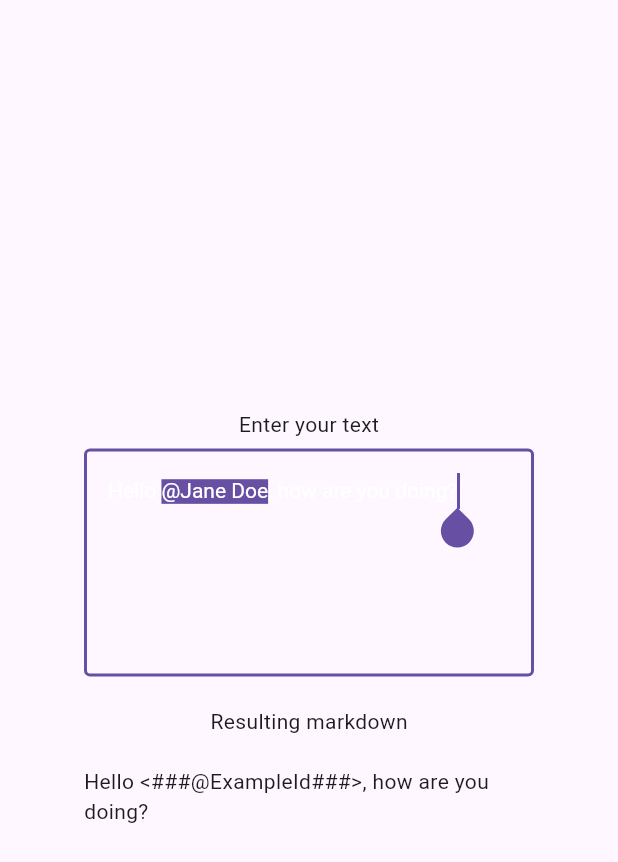
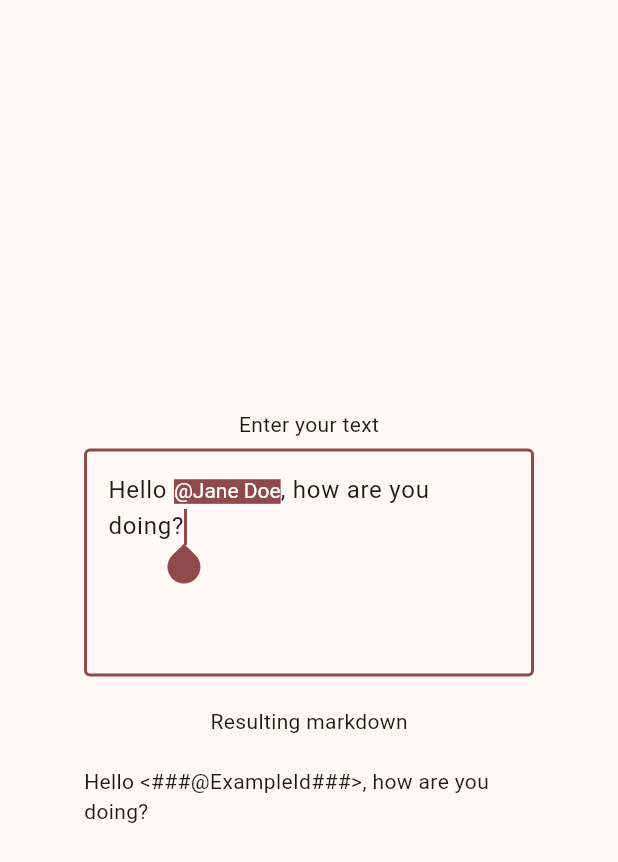
Before and after one commit to ApparyllisOrg/simply_mentions, a Flutter app: the screen it shows after launch, on a phone screen of 412 x 824 dp. Shown: the top 862 px of the screen. Run offline on Flutter 3.47's test engine with Material 2 defaults, Android fonts, the phone set to English and light mode, and no system bars; drawn by our look-alikes of flutter_markdown; our stand-ins replace diacritic; missing offline and left inert: diff_match_patch, flutter_portal, markdown, mock_data.

Commit message:
requirements for the text styles are removed

```diff
--- a/example/lib/main.dart
+++ b/example/lib/main.dart
@@ -37,8 +37,12 @@ class SimplyMentionsExample extends StatelessWidget {
     return MaterialApp(
       debugShowCheckedModeBanner: false,
       title: 'Simply Mentions Example',
-      theme: ThemeData.light(
+      theme: ThemeData(
         useMaterial3: true,
+        colorScheme: ColorScheme.fromSeed(
+          seedColor: const Color.fromARGB(255, 114, 67, 67),
+          brightness: Brightness.light,
+        ),
       ),
       darkTheme: ThemeData(
         useMaterial3: true,
@@ -47,6 +51,8 @@ class SimplyMentionsExample extends StatelessWidget {
           brightness: Brightness.dark,
         ),
       ),
+      // Theme mode system by default
+      // themeMode: ThemeMode.system,
       home: const ExamplePage(),
     );
   }
@@ -77,14 +83,17 @@ class _ExamplePageState extends State<ExamplePage> {
       // the [MentionTextEditingController.onSuggestionChanged].
       _mentionTextEditingController = MentionTextEditingController(
         mentionSyntaxes: [DocumentMentionEditableSyntax()],
-        mentionBgColor: theme.colorScheme.primary,
-        mentionTextColor: theme.colorScheme.onPrimary,
+        // mentionBgColor: theme.colorScheme.primary,
+        // mentionTextColor: theme.colorScheme.onPrimary,
 
-        /// Pass fixed style
-        runTextStyle: const TextStyle(color: Colors.white),
+        /// Pass fixed text style
+        // runTextStyle: const TextStyle(color: Colors.white),
 
-        /// Pass fixed style
-        mentionTextStyle: const TextStyle(),
+        /// Pass fixed text style
+        mentionTextStyle: TextStyle(
+          backgroundColor: theme.colorScheme.primary,
+          color: theme.colorScheme.onPrimary,
+        ),
         onSuggestionChanged: onSuggestionChanged,
         idToMentionObject: (context, id) =>
             documentMentions.firstWhere((element) => element.id == id),
@@ -126,13 +135,14 @@ class _ExamplePageState extends State<ExamplePage> {
 
     final possibleMentions = <Widget>[];
 
-    /// Remove diacritics and lowercase the search string so matches are easier found
+    /// Remove diacritics and lowercase the search string so matches
+    /// are easier found
     final safeSearch = removeDiacritics(
       _mentionTextEditingController!.getSearchText(),
     );
 
-    for (var element in documentMentions) {
-      final safeName = removeDiacritics(element.displayName.toLowerCase());
+    for (var mention in documentMentions) {
+      final safeName = removeDiacritics(mention.displayName.toLowerCase());
 
       if (safeName.contains(safeSearch)) {
         possibleMentions.add(
@@ -141,18 +151,18 @@ class _ExamplePageState extends State<ExamplePage> {
             child: Ink(
               child: InkWell(
                 // Tell the mention controller to insert the mention
-                onTap: () => onMentionSelected(element),
+                onTap: () => onMentionSelected(mention),
                 splashColor: Theme.of(context).highlightColor,
                 child: Row(
                   children: [
-                    if (element.avatarUrl != null)
+                    if (mention.avatarUrl != null)
                       Image.network(
-                        element.avatarUrl!,
+                        mention.avatarUrl!,
                         width: 25,
                         height: 25,
                       ),
                     const SizedBox(width: 6),
-                    Text(element.displayName),
+                    Text(mention.displayName),
                   ],
                 ),
               ),
@@ -235,7 +245,6 @@ class _ExamplePageState extends State<ExamplePage> {
                   softLineBreak: true,
                   builders: {
                     'docMention': DocumentMentionBuilder(
-                      context: context,
                       (pressedMentionId) {
                         // Do what you want to do when you pressed on a member
                       },
--- a/example/lib/types/mentions.dart
+++ b/example/lib/types/mentions.dart
@@ -31,9 +31,7 @@ class DocumentMentionEditableSyntax extends MentionSyntax {
 
 // Mention building for displaying in markdown
 class DocumentMentionBuilder extends MarkdownMentionBuilder {
-  DocumentMentionBuilder(super.onPressed, {required this.context});
-
-  final BuildContext context;
+  DocumentMentionBuilder(super.onPressed);
 
   @override
   Widget createWidget(md.Element element, TextStyle? preferredStyle) {
@@ -48,8 +46,11 @@ class DocumentMentionBuilder extends MarkdownMentionBuilder {
       return RichText(text: TextSpan(text: mentionedId));
     }
 
+    final name = documentMentions[mentionIndex].displayName;
+
+    return Builder(
+      builder: (context) {
         final theme = Theme.of(context);
-    final name = documentMentions[mentionIndex].displayName;
 
         return RichText(
           text: TextSpan(
@@ -81,4 +82,6 @@ class DocumentMentionBuilder extends MarkdownMentionBuilder {
           ),
         );
       }
+    );
   }
+}
--- a/lib/text/mention_text_editing_controller.dart
+++ b/lib/text/mention_text_editing_controller.dart
@@ -30,10 +30,10 @@ class MentionTextEditingController extends TextEditingController {
     this.controllerToCopyTo,
     required this.mentionSyntaxes,
     this.onSuggestionChanged,
-    required this.mentionBgColor,
-    required this.mentionTextColor,
-    required this.mentionTextStyle,
-    required this.runTextStyle,
+    this.mentionBgColor,
+    this.mentionTextColor,
+    this.mentionTextStyle,
+    this.runTextStyle,
     required this.idToMentionObject,
     super.text,
   }) {
@@ -142,12 +142,13 @@ class MentionTextEditingController extends TextEditingController {
   }
 
   TextSpan _createSpanForNonMatchingRange({
+    required TextStyle? style,
     required int start,
     required int end,
   }) {
     return TextSpan(
       text: text.substring(start, end),
-      style: runTextStyle,
+      style: runTextStyle ?? style,
     );
   }
 
@@ -213,6 +214,7 @@ class MentionTextEditingController extends TextEditingController {
       if (indexToEndRegular != lastStartingRunStart) {
         inlineSpans.add(
           _createSpanForNonMatchingRange(
+            style: style,
             start: lastStartingRunStart,
             end: indexToEndRegular,
           ),
@@ -235,6 +237,7 @@ class MentionTextEditingController extends TextEditingController {
     if (lastStartingRunStart < text.length) {
       inlineSpans.add(
         _createSpanForNonMatchingRange(
+          style: style,
           start: lastStartingRunStart,
           end: text.length,
         ),
```
Lines whose indentation alone changed are shown as unchanged.
